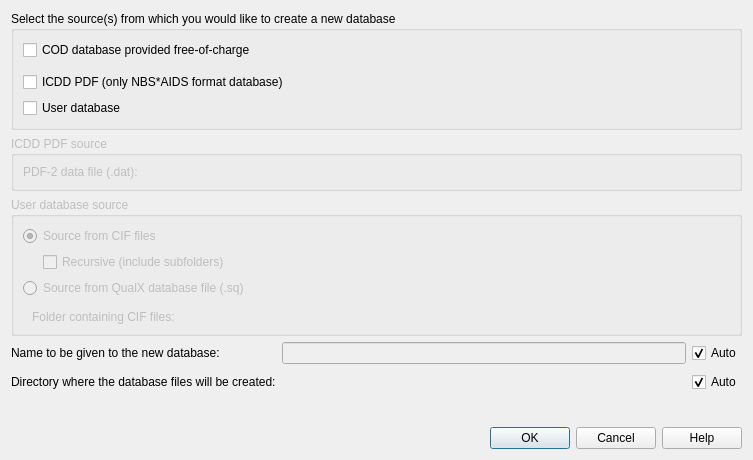
The window that src/createdatabasedialog.ui (ccorrado71/qualx3) describes before a commit, drawn with Qt 5.
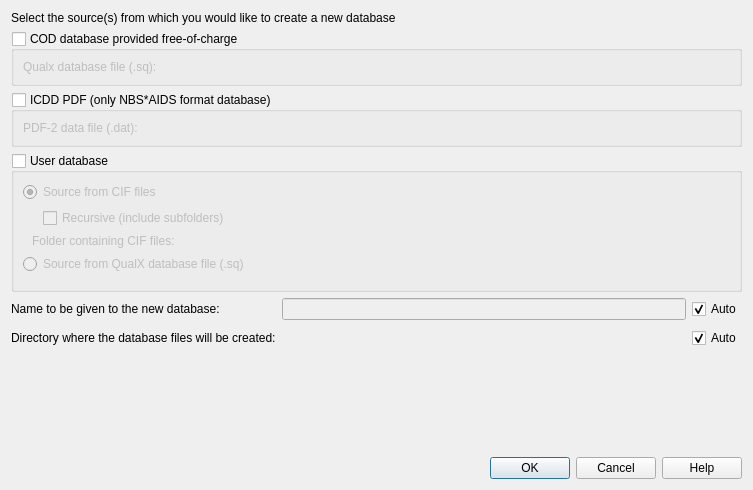
The same window after the commit. Custom widgets are drawn as their Qt base class.

```diff
--- a/src/createdatabasedialog.ui
+++ b/src/createdatabasedialog.ui
@@ -7,7 +7,7 @@
     <x>0</x>
     <y>0</y>
     <width>753</width>
-    <height>460</height>
+    <height>490</height>
    </rect>
   </property>
   <property name="windowTitle">
@@ -15,15 +15,30 @@
   </property>
   <layout class="QVBoxLayout" name="verticalLayout">
    <item>
-    <widget class="QGroupBox" name="sourceGroupBox">
-     <property name="title">
+    <widget class="QLabel" name="labelSource">
+     <property name="text">
       <string>Select the source(s) from which you would like to create a new database</string>
      </property>
-     <layout class="QVBoxLayout" name="groupBoxLayout">
+    </widget>
+   </item>
+
+   <!-- COD: checkable groupbox -->
+   <item>
+    <widget class="QGroupBox" name="checkCod">
+     <property name="title">
+      <string>COD database provided free-of-charge</string>
+     </property>
+     <property name="checkable">
+      <bool>true</bool>
+     </property>
+     <property name="checked">
+      <bool>false</bool>
+     </property>
+     <layout class="QHBoxLayout" name="codSourceLayout">
       <item>
-       <widget class="QCheckBox" name="checkCod">
+       <widget class="QLabel" name="labelCodFile">
         <property name="text">
-         <string>COD database provided free-of-charge</string>
+         <string>Qualx database file (.sq):</string>
         </property>
        </widget>
       </item>
@@ -35,34 +50,22 @@
           <verstretch>0</verstretch>
          </sizepolicy>
         </property>
-        <property name="visible">
-         <bool>false</bool>
-        </property>
-       </widget>
-      </item>
-      <item>
-       <widget class="QCheckBox" name="checkPdf">
-        <property name="text">
-         <string>ICDD PDF (only NBS*AIDS format database)</string>
-        </property>
-       </widget>
-      </item>
-      <item>
-       <widget class="QCheckBox" name="checkUser">
-        <property name="text">
-         <string>User database</string>
-        </property>
        </widget>
       </item>
      </layout>
     </widget>
    </item>
+
+   <!-- PDF: checkable groupbox -->
    <item>
-    <widget class="QGroupBox" name="pdfSourceGroupBox">
+    <widget class="QGroupBox" name="checkPdf">
      <property name="title">
-      <string>ICDD PDF source</string>
+      <string>ICDD PDF (only NBS*AIDS format database)</string>
      </property>
-     <property name="enabled">
+     <property name="checkable">
+      <bool>true</bool>
+     </property>
+     <property name="checked">
       <bool>false</bool>
      </property>
      <layout class="QHBoxLayout" name="pdfSourceLayout">
@@ -86,12 +89,17 @@
      </layout>
     </widget>
    </item>
+
+   <!-- User: checkable groupbox -->
    <item>
-    <widget class="QGroupBox" name="userSourceGroupBox">
+    <widget class="QGroupBox" name="checkUser">
      <property name="title">
-      <string>User database source</string>
+      <string>User database</string>
      </property>
-     <property name="enabled">
+     <property name="checkable">
+      <bool>true</bool>
+     </property>
+     <property name="checked">
       <bool>false</bool>
      </property>
      <layout class="QVBoxLayout" name="userSourceLayout">
@@ -140,26 +148,6 @@
         </layout>
        </widget>
       </item>
-      <item>
-       <widget class="QRadioButton" name="radioSq">
-        <property name="text">
-         <string>Source from QualX database file (.sq)</string>
-        </property>
-       </widget>
-      </item>
-      <item>
-       <widget class="FileSelectorWidget" name="sqFileSelector" native="true">
-        <property name="sizePolicy">
-         <sizepolicy hsizetype="Expanding" vsizetype="Preferred">
-          <horstretch>1</horstretch>
-          <verstretch>0</verstretch>
-         </sizepolicy>
-        </property>
-        <property name="visible">
-         <bool>false</bool>
-        </property>
-       </widget>
-      </item>
       <item>
        <widget class="QWidget" name="cifFolderWidget" native="false">
         <layout class="QHBoxLayout" name="userFolderLayout">
@@ -189,9 +177,31 @@
         </layout>
        </widget>
       </item>
+      <item>
+       <widget class="QRadioButton" name="radioSq">
+        <property name="text">
+         <string>Source from QualX database file (.sq)</string>
+        </property>
+       </widget>
+      </item>
+      <item>
+       <widget class="FileSelectorWidget" name="sqFileSelector" native="true">
+        <property name="sizePolicy">
+         <sizepolicy hsizetype="Expanding" vsizetype="Preferred">
+          <horstretch>1</horstretch>
+          <verstretch>0</verstretch>
+         </sizepolicy>
+        </property>
+        <property name="visible">
+         <bool>false</bool>
+        </property>
+       </widget>
+      </item>
      </layout>
     </widget>
    </item>
+
+   <!-- Output name and directory -->
    <item>
     <layout class="QGridLayout" name="gridLayout">
      <property name="verticalSpacing">
```
Left out of the diff: 23 changed lines with no effect on the pictures.
